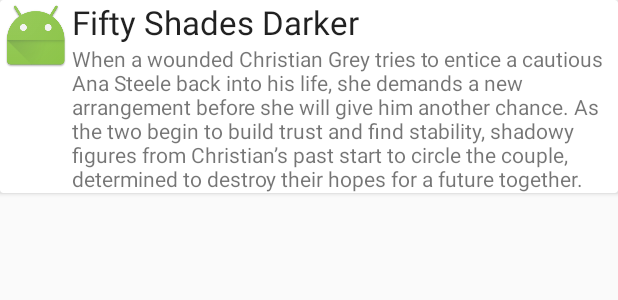
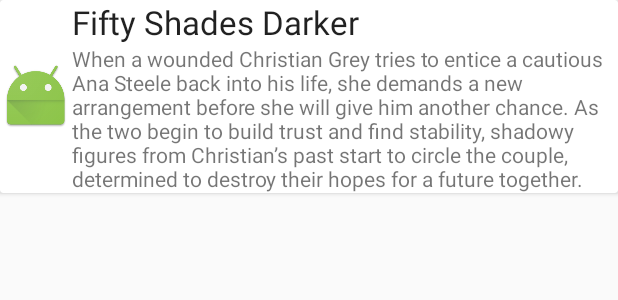
Before and after one commit to deonna/flicks, an Android app: the layout item_movie.xml on its own in the app's theme, with its tools: preview values and no code run, on a phone screen of 412 x 824 dp. Shown: the top 300 px of the screen. Run offline under Robolectric (Android 15) with nearby library versions, the phone set to English and light mode, and no system bars.

Commit message:
refactor(layouts): Added consistency to layouts by centering vertical. Added attributes for consistency/backwards compatibility.

```diff
--- a/app/src/main/res/layout-land/item_movie.xml
+++ b/app/src/main/res/layout-land/item_movie.xml
@@ -1,20 +1,14 @@
 <?xml version="1.0" encoding="utf-8"?>
-
-
-
-<RelativeLayout
-    xmlns:card_view="http://schemas.android.com/apk/res-auto"
+<android.support.v7.widget.CardView
     xmlns:android="http://schemas.android.com/apk/res/android"
     xmlns:tools="http://schemas.android.com/tools"
     android:layout_width="match_parent"
-    android:layout_height="wrap_content"
-    android:orientation="horizontal">
+    android:layout_height="wrap_content">
 
-    <android.support.v7.widget.CardView
-        xmlns:card_view="http://schemas.android.com/apk/res-auto"
+    <RelativeLayout
+        android:orientation="horizontal"
         android:layout_width="match_parent"
         android:layout_height="match_parent">
-
 
         <ImageView
             android:id="@+id/ivImage"
@@ -43,7 +37,6 @@
             android:layout_below="@+id/tvTitle"
             android:layout_toEndOf="@+id/ivImage"
             android:layout_toRightOf="@+id/ivImage"/>
+    </RelativeLayout>
 
 </android.support.v7.widget.CardView>
-
-</RelativeLayout>
--- a/app/src/main/res/layout-land/item_movie_high_rating.xml
+++ b/app/src/main/res/layout-land/item_movie_high_rating.xml
@@ -27,7 +27,8 @@
             android:layout_height="wrap_content"
             tools:text="Fifty Shades Darker"
             android:layout_alignParentTop="true"
-            android:layout_toEndOf="@+id/ivImage"/>
+            android:layout_toEndOf="@+id/ivImage"
+            android:layout_toRightOf="@+id/ivImage"/>
 
         <TextView
             android:id="@+id/tvOverview"
@@ -35,7 +36,8 @@
             android:layout_height="wrap_content"
             tools:text="When a wounded Christian Grey tries to entice a cautious Ana Steele back into his life, she demands a new arrangement before she will give him another chance. As the two begin to build trust and find stability, shadowy figures from Christian’s past start to circle the couple, determined to destroy their hopes for a future together."
             android:layout_below="@+id/tvTitle"
-            android:layout_toEndOf="@+id/ivImage"/>
+            android:layout_toEndOf="@+id/ivImage"
+            android:layout_toRightOf="@+id/ivImage"/>
     </RelativeLayout>
 
 </android.support.v7.widget.CardView>
--- a/app/src/main/res/layout/item_movie.xml
+++ b/app/src/main/res/layout/item_movie.xml
@@ -16,9 +16,10 @@
             android:id="@+id/ivImage"
             android:layout_width="wrap_content"
             android:layout_height="wrap_content"
-            android:layout_alignParentStart="true"
-            android:layout_alignParentTop="true"
-            tools:src="@mipmap/ic_launcher"/>
+            tools:src="@mipmap/ic_launcher"
+            android:layout_alignParentLeft="true"
+            android:layout_centerInParent="true"
+            android:layout_gravity="center_vertical"/>
 
         <TextView
             android:id="@+id/tvTitle"
@@ -27,7 +28,8 @@
             android:layout_height="wrap_content"
             android:layout_alignParentTop="true"
             android:layout_toEndOf="@+id/ivImage"
-            tools:text="Fifty Shades Darker"/>
+            tools:text="Fifty Shades Darker"
+            android:layout_toRightOf="@+id/ivImage"/>
 
         <TextView
             android:id="@+id/tvOverview"
@@ -35,7 +37,8 @@
             android:layout_height="wrap_content"
             android:layout_below="@+id/tvTitle"
             android:layout_toEndOf="@+id/ivImage"
-            tools:text="When a wounded Christian Grey tries to entice a cautious Ana Steele back into his life, she demands a new arrangement before she will give him another chance. As the two begin to build trust and find stability, shadowy figures from Christian’s past start to circle the couple, determined to destroy their hopes for a future together."/>
+            tools:text="When a wounded Christian Grey tries to entice a cautious Ana Steele back into his life, she demands a new arrangement before she will give him another chance. As the two begin to build trust and find stability, shadowy figures from Christian’s past start to circle the couple, determined to destroy their hopes for a future together."
+            android:layout_toRightOf="@+id/ivImage"/>
     </RelativeLayout>
 
 </android.support.v7.widget.CardView>
--- a/app/src/main/res/layout/item_movie_high_rating.xml
+++ b/app/src/main/res/layout/item_movie_high_rating.xml
@@ -27,7 +27,8 @@
             android:layout_height="wrap_content"
             tools:text="Fifty Shades Darker"
             android:layout_alignParentTop="true"
-            android:layout_toEndOf="@+id/ivImage"/>
+            android:layout_toEndOf="@+id/ivImage"
+            android:layout_toRightOf="@+id/ivImage"/>
 
         <TextView
             android:id="@+id/tvOverview"
@@ -35,7 +36,8 @@
             android:layout_height="wrap_content"
             tools:text="When a wounded Christian Grey tries to entice a cautious Ana Steele back into his life, she demands a new arrangement before she will give him another chance. As the two begin to build trust and find stability, shadowy figures from Christian’s past start to circle the couple, determined to destroy their hopes for a future together."
             android:layout_below="@+id/tvTitle"
-            android:layout_toEndOf="@+id/ivImage"/>
+            android:layout_toEndOf="@+id/ivImage"
+            android:layout_toRightOf="@+id/ivImage"/>
     </RelativeLayout>
 
 </android.support.v7.widget.CardView>
```
Lines whose indentation alone changed are shown as unchanged.
